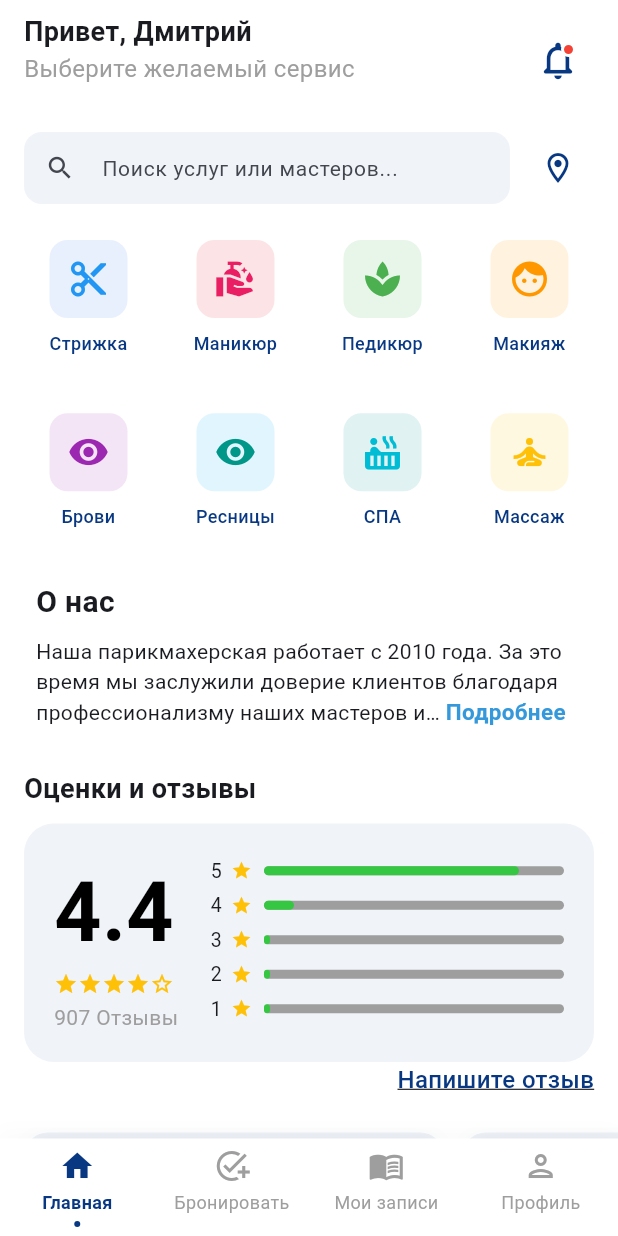
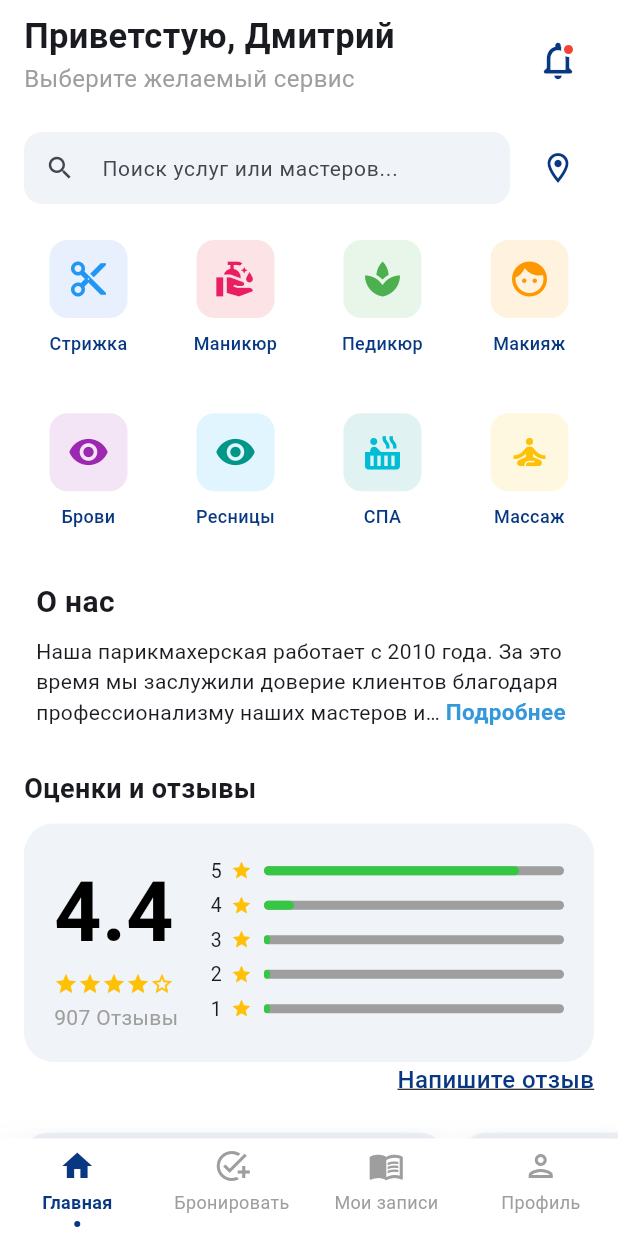
Before and after one commit to MagicKode/salon_app, a Flutter app: the screen it shows after launch, on a phone screen of 412 x 824 dp. Run offline on Flutter 3.47's test engine with Material 3 defaults, Android fonts, the phone set to English and light mode, and no system bars; drawn by our look-alikes of expandable_text; our stand-ins replace flutter_bloc, flutter_map, geolocator, latlong2, table_calendar; accounts and stored records are empty; Roboto replaces fonts that are missing (Montserrat).

Commit message:
mini refactoring

```diff
--- a/lib/feature/core/homepagescreen/sections/appbar/app_bar_section.dart
+++ b/lib/feature/core/homepagescreen/sections/appbar/app_bar_section.dart
@@ -31,7 +31,7 @@ class AppBarSection extends StatelessWidget implements PreferredSizeWidget {
                 children: [
                   Text(
                     "${AppStrings.homeWelcome}$userName",
-                    style: TextStyle(fontSize: 18, fontWeight: FontWeight.bold),
+                    style: TextStyle(fontSize: 23, fontWeight: FontWeight.bold),
                   ),
                   Text(
                     AppStrings.homeSubtitle,
--- a/lib/uikit/strings/app_strings.dart
+++ b/lib/uikit/strings/app_strings.dart
@@ -61,7 +61,7 @@ class AppStrings {
   static const String usePhoneNumber = "Номер телефона?";
 
   // home screen
-  static const String homeWelcome = "Привет, ";
+  static const String homeWelcome = "Приветстую, ";
   static const String homeGuest = "Дмитрий";
   static const String homeSubtitle = "Выберите желаемый сервис";
   static const String sectionServices = "Выберите услугу";
--- a/lib/uikit/widgets/card/master_appointment_card.dart
+++ b/lib/uikit/widgets/card/master_appointment_card.dart
@@ -76,7 +76,7 @@ class _MasterAppointmentCardState extends State<MasterAppointmentCard> {
           ),
           IconButton(
             icon: Icon(
-              Icons.delete_outline,
+              Icons.delete,
               color: Colors.red.withOpacity(0.7),
               size: 22,
             ),
```
